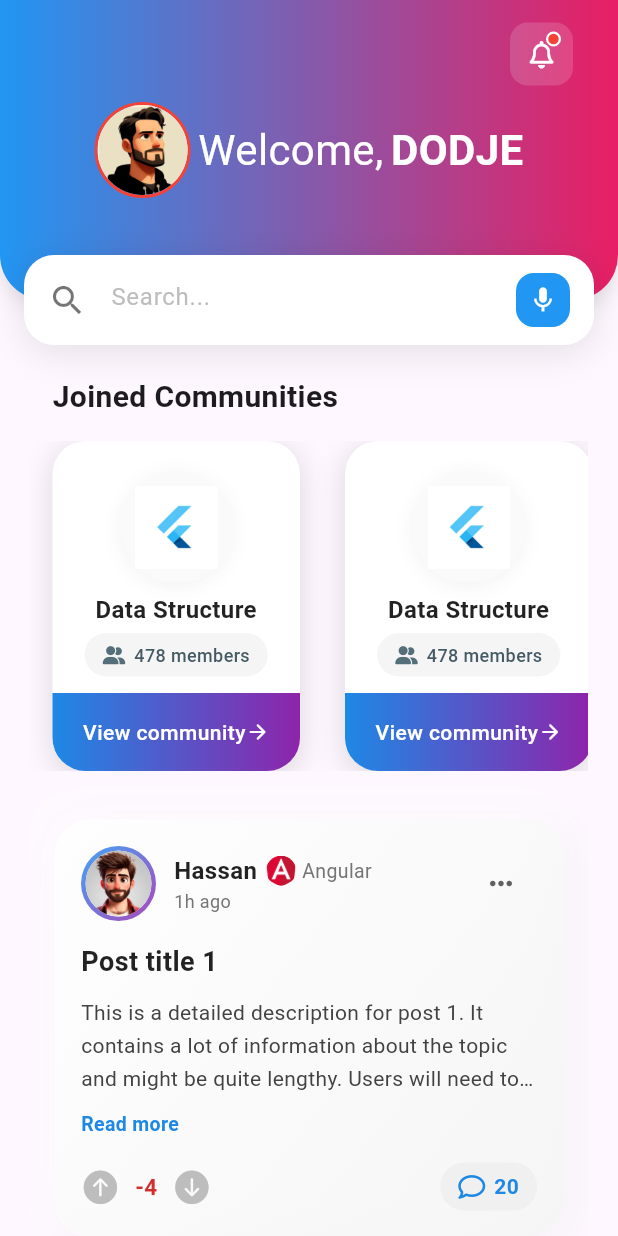
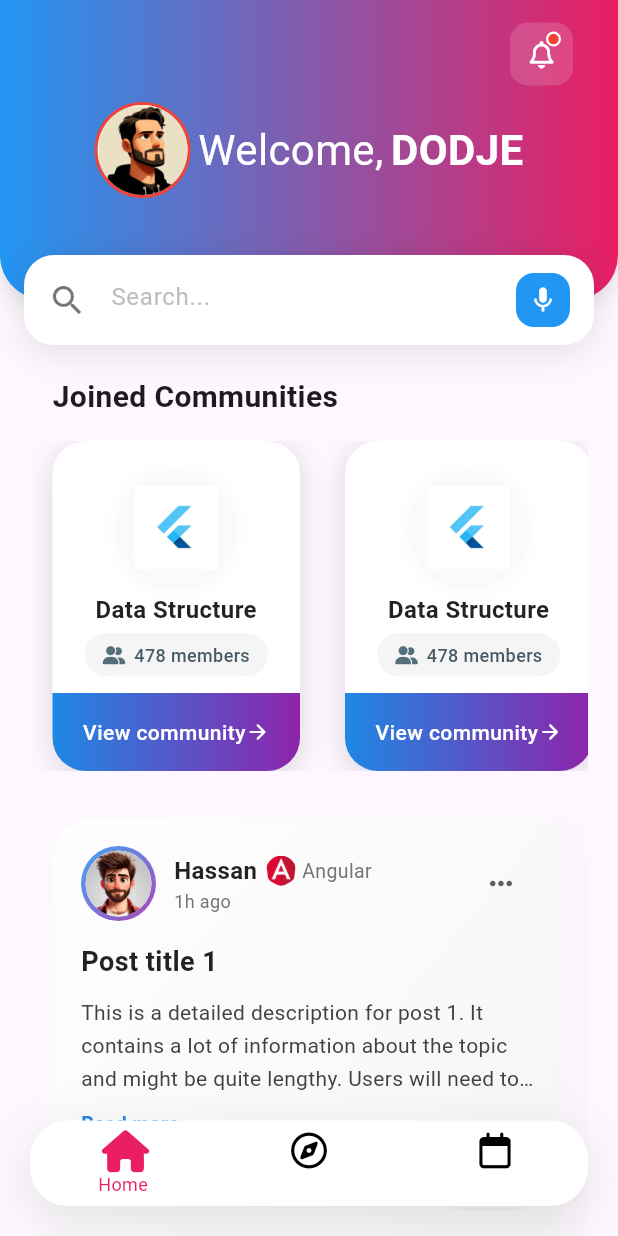
Before and after one commit to MahmoudShawky1612/LearneVerse, a Flutter app: the screen it shows after launch, on a phone screen of 412 x 824 dp. Run offline on Flutter 3.47's test engine with Material 3 defaults, Android fonts, the phone set to English and light mode, and no system bars; our stand-ins replace font_awesome_flutter, go_router.

Commit message:
floating bottom nav bar done

```diff
--- /dev/null
+++ b/lib/features/calender/presentation/views/calendar_screen.dart
@@ -0,0 +1,11 @@
+import 'package:flutter/cupertino.dart';
+import 'package:flutter/material.dart';
+
+class CalendarScreen extends StatelessWidget {
+  const CalendarScreen({super.key});
+
+  @override
+  Widget build(BuildContext context) {
+    return Scaffold();
+  }
+}
--- /dev/null
+++ b/lib/features/discover/presentation/views/discover_screen.dart
@@ -0,0 +1,11 @@
+import 'package:flutter/cupertino.dart';
+import 'package:flutter/material.dart';
+
+class DiscoverScreen extends StatelessWidget {
+  const DiscoverScreen({super.key});
+
+  @override
+  Widget build(BuildContext context) {
+    return Scaffold();
+  }
+}
--- /dev/null
+++ b/lib/features/home/presentation/views/main_screen.dart
@@ -0,0 +1,96 @@
+import 'package:flutter/material.dart';
+import 'package:flutterwidgets/features/calender/presentation/views/calendar_screen.dart';
+import 'package:flutterwidgets/features/discover/presentation/views/discover_screen.dart';
+import 'package:font_awesome_flutter/font_awesome_flutter.dart';
+
+import 'home_screen.dart';
+
+class MainScreen extends StatefulWidget {
+  const MainScreen({super.key});
+
+  @override
+  State<MainScreen> createState() => _MainScreenState();
+}
+
+class _MainScreenState extends State<MainScreen> {
+  int _currentIndex = 0;
+  final List<Widget> _screens = [
+    const HomeScreen(),
+    const DiscoverScreen(),
+    const CalendarScreen(),
+  ];
+
+  @override
+  Widget build(BuildContext context) {
+    return Scaffold(
+      extendBody: true,
+      body: Stack(
+        children: [
+          _screens[_currentIndex],
+          Positioned(
+            left: 0,
+            right: 0,
+            bottom: 0,
+            child: Container(
+              margin: const EdgeInsets.all(20),
+              decoration: BoxDecoration(
+                color: Colors.white,
+                borderRadius: BorderRadius.circular(25),
+                boxShadow: [
+                  BoxShadow(
+                    color: Colors.black.withOpacity(0.1),
+                    blurRadius: 30,
+                    offset: const Offset(0, 10),
+                  ),
+                ],
+              ),
+              child: ClipRRect(
+                borderRadius: BorderRadius.circular(25),
+                child: BottomNavigationBar(
+                  elevation: 0,
+                  backgroundColor: Colors.transparent,
+                  type: BottomNavigationBarType.fixed,
+                  currentIndex: _currentIndex,
+                  onTap: (index) {
+                    setState(() {
+                      _currentIndex = index;
+                    });
+                  },
+                  selectedItemColor: Colors.pink,
+                  unselectedItemColor: Colors.black,
+                  selectedFontSize: 12,
+                  unselectedFontSize: 12,
+                  items: [
+                    _buildNavItem(
+                        FontAwesomeIcons.house, Icons.home_outlined, "Home"),
+                    _buildNavItem(FontAwesomeIcons.compass,
+                        FontAwesomeIcons.compass, "Discover"),
+                    _buildNavItem(FontAwesomeIcons.calendarDays,
+                        FontAwesomeIcons.calendar, "Calendar"),
+                  ],
+                ),
+              ),
+            ),
+          ),
+        ],
+      ),
+    );
+  }
+
+  BottomNavigationBarItem _buildNavItem(
+      IconData selectedIcon, IconData unselectedIcon, String label) {
+    return BottomNavigationBarItem(
+      icon: AnimatedSwitcher(
+        duration: const Duration(milliseconds: 200),
+        child: Icon(
+          _currentIndex == items.indexOf(label) ? selectedIcon : unselectedIcon,
+          key: ValueKey<bool>(_currentIndex == items.indexOf(label)),
+          size: _currentIndex == items.indexOf(label) ? 28 : 24,
+        ),
+      ),
+      label: _currentIndex == items.indexOf(label) ? label : '',
+    );
+  }
+
+  List<String> get items => ["Home", "Discover", "Calendar"];
+}
--- a/lib/features/home/presentation/widgets/home_header.dart
+++ b/lib/features/home/presentation/widgets/home_header.dart
@@ -3,9 +3,16 @@ import 'package:flutter/material.dart';
 import 'package:flutterwidgets/routing/routes.dart';
 import 'package:go_router/go_router.dart';
 
-class HomeHeader extends StatelessWidget {
+class HomeHeader extends StatefulWidget {
   const HomeHeader({super.key});
 
+  @override
+  State<HomeHeader> createState() => _HomeHeaderState();
+}
+
+bool isClicked = false;
+
+class _HomeHeaderState extends State<HomeHeader> {
   @override
   Widget build(BuildContext context) {
     return Positioned(
@@ -37,15 +44,25 @@ class HomeHeader extends StatelessWidget {
                 shape: BoxShape.circle,
                 border: Border.all(color: Colors.red!, width: 2),
               ),
-              child: InkWell(
-                onTap: (){
-                  context.push('/profile');
+              child: GestureDetector(
+                onTap: () {
+                  setState(() {
+                    isClicked = true;
+                  });
 
+                  Future.delayed(const Duration(seconds: 2), () {
+                    context.push('/profile');
+                    setState(() {
+                      isClicked = false;
+                    });
+                  });
                 },
-                child: const CircleAvatar(
-                  radius: 30,
-                  backgroundImage: AssetImage('assets/images/avatar.jpg'),
-                ),
+                child: isClicked == false
+                    ? const CircleAvatar(
+                        radius: 30,
+                        backgroundImage: AssetImage('assets/images/avatar.jpg'),
+                      )
+                    : const CircularProgressIndicator(),
               ),
             ),
             const SizedBox(
--- a/lib/features/home/presentation/widgets/main_content.dart
+++ b/lib/features/home/presentation/widgets/main_content.dart
@@ -12,7 +12,7 @@ class MainContent extends StatelessWidget {
       padding: const EdgeInsets.only(top: 200.0, left: 20.0, right: 20.0),
       child: SingleChildScrollView(
         child: Container(
-          margin: const EdgeInsets.only(top: 50),
+          margin: const EdgeInsets.only(top: 50, bottom: 100),
           child: Column(
             crossAxisAlignment: CrossAxisAlignment.start,
             children: [
--- a/lib/features/history/presentation/views/profile_screen.dart
+++ b/lib/features/profile/presentation/views/profile_screen.dart
@@ -1,5 +1,4 @@
 import 'package:flutter/material.dart';
-import 'package:flutterwidgets/features/history/models/user_model.dart';
 import 'package:font_awesome_flutter/font_awesome_flutter.dart';
 import '../widgets/contribution_header.dart';
 import '../widgets/user_contribution_comments.dart';
--- a/lib/features/history/presentation/widgets/build_comments.dart
+++ b/lib/features/profile/presentation/widgets/build_comments.dart
@@ -1,5 +1,4 @@
 import 'package:flutter/cupertino.dart';
-import 'package:flutterwidgets/features/history/presentation/widgets/user_contribution_posts.dart';
 
 import '../../models/user_model.dart';
 import 'comment_item.dart';
--- a/lib/features/history/presentation/widgets/user_contribution_comments.dart
+++ b/lib/features/profile/presentation/widgets/user_contribution_comments.dart
@@ -1,6 +1,8 @@
 import 'package:flutter/cupertino.dart';
-import 'package:flutterwidgets/features/history/models/user_model.dart';
-import 'package:flutterwidgets/features/history/presentation/widgets/build_comments.dart';
+
+import '../../models/user_model.dart';
+import 'build_comments.dart';
+
 
 class UserComments extends StatelessWidget {
    UserComments({super.key});
--- a/lib/features/history/presentation/widgets/user_joined_communities.dart
+++ b/lib/features/profile/presentation/widgets/user_joined_communities.dart
@@ -1,6 +1,6 @@
 import 'package:flutter/material.dart';
-import 'package:flutterwidgets/features/history/models/user_model.dart';
-import 'package:flutterwidgets/features/history/presentation/widgets/user_community_item.dart';
+import 'package:flutterwidgets/features/profile/presentation/widgets/user_community_item.dart';
+import '../../models/user_model.dart';
 
 class VerticalCommunityList extends StatelessWidget {
   VerticalCommunityList({super.key});
--- a/lib/routing/routes.dart
+++ b/lib/routing/routes.dart
@@ -1,10 +1,17 @@
-import 'package:flutterwidgets/features/history/presentation/views/profile_screen.dart';
+import 'package:flutterwidgets/features/calender/presentation/views/calendar_screen.dart';
+import 'package:flutterwidgets/features/discover/presentation/views/discover_screen.dart';
 import 'package:flutterwidgets/features/home/presentation/views/home_screen.dart';
+import 'package:flutterwidgets/features/home/presentation/views/main_screen.dart';
 import 'package:go_router/go_router.dart';
+
+import '../features/profile/presentation/views/profile_screen.dart';
 
 //context.push('/profile'); // Pushes ProfileScreen onto the stack
 //context.go('/profile'); // Replaces current screen
 final GoRouter route = GoRouter(initialLocation: '/', routes: [
-  GoRoute(path: '/', builder: (context, state) => const HomeScreen()),
+  GoRoute(path: '/', builder: (context, state) => const MainScreen()),
+  GoRoute(path: '/home', builder: (context, state) => const HomeScreen()),
   GoRoute(path: '/profile', builder: (context, state) => const ProfileScreen()),
+  GoRoute(path: '/discover', builder: (context, state) => const DiscoverScreen()),
+  GoRoute(path: '/calendar', builder: (context, state) => const CalendarScreen()),
 ]);
```
Also changed, not shown: lib/features/profile/models/user_model.dart (renamed from lib/features/history/models/user_model.dart), lib/features/profile/presentation/widgets/comment_item.dart (renamed from lib/features/history/presentation/widgets/comment_item.dart), lib/features/profile/presentation/widgets/contribution_header.dart (renamed from lib/features/history/presentation/widgets/contribution_header.dart), lib/features/profile/presentation/widgets/contributions.dart (renamed from lib/features/history/presentation/widgets/contributions.dart), lib/features/profile/presentation/widgets/user_community_item.dart (renamed from lib/features/history/presentation/widgets/user_community_item.dart), lib/features/profile/presentation/widgets/user_contribution_posts.dart (renamed from lib/features/history/presentation/widgets/user_contribution_posts.dart).
